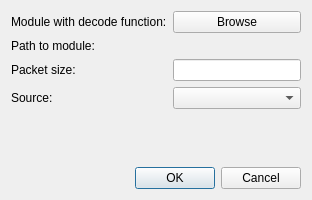
This is designer/add_source_dialog.ui in pulp-bio/biogui as Qt 5 draws it before an edit. The edited form follows.
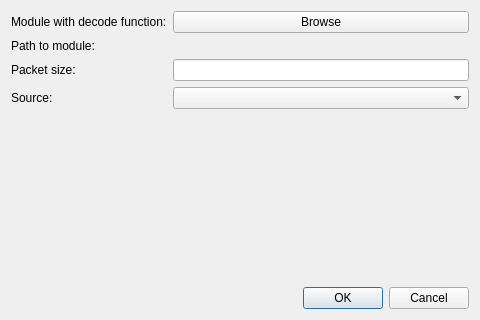
This is the edited form.

```diff
--- a/designer/add_source_dialog.ui
+++ b/designer/add_source_dialog.ui
@@ -6,8 +6,8 @@
    <rect>
     <x>0</x>
     <y>0</y>
-    <width>312</width>
-    <height>200</height>
+    <width>480</width>
+    <height>320</height>
    </rect>
   </property>
   <property name="windowTitle">
```
